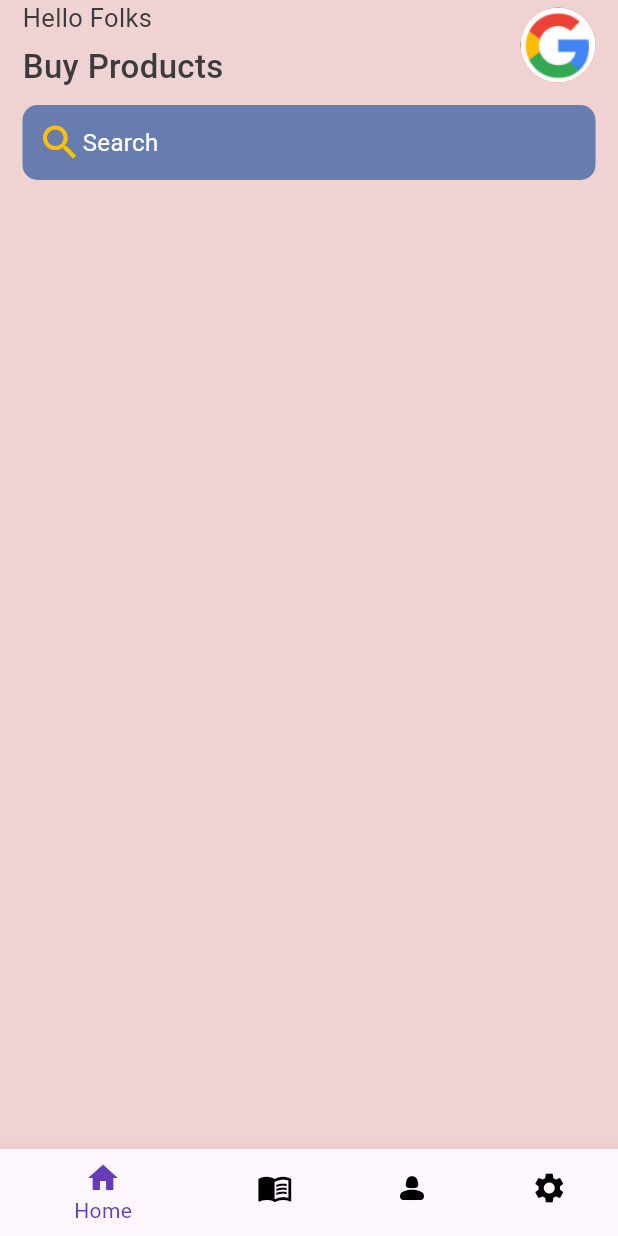
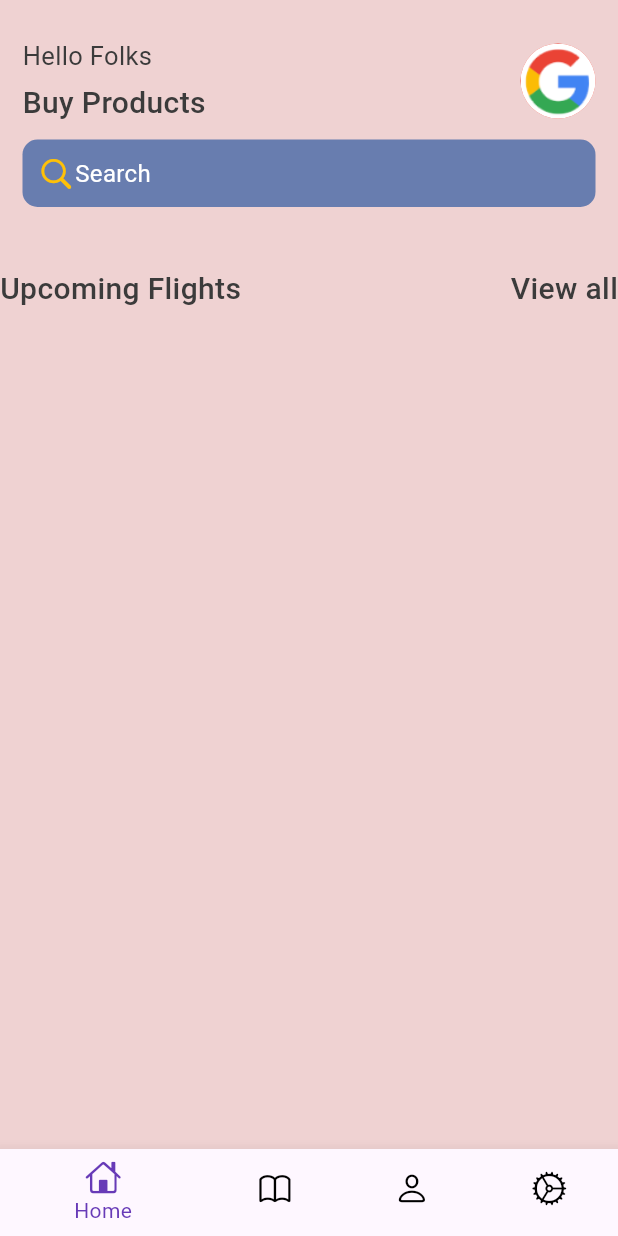
Before and after one commit to tarun1sisodia/Android-Studio-Flutter, a Flutter app: the screen it shows after launch, on a phone screen of 412 x 824 dp. Run offline on Flutter 3.47's test engine with Material 3 defaults, Android fonts, the light colour scheme and no system bars.

Commit message:
Something Change

```diff
--- a/checkup2/lib/Screens/home.dart
+++ b/checkup2/lib/Screens/home.dart
@@ -1,3 +1,5 @@
+import 'package:checkup2/base/widgets/app_widget.dart';
+import 'package:flutter/cupertino.dart';
 import 'package:flutter/material.dart';
 import 'package:checkup2/base/res/styles/app_styles.dart';
 
@@ -38,6 +40,9 @@ class _homeState extends State<home> {
       backgroundColor: const Color(0xFFEFD2D2),
       body: ListView(
         children: [
+          const SizedBox(
+            height: 25,
+          ),
           Container(
               padding: const EdgeInsets.symmetric(horizontal: 15),
 
@@ -97,8 +102,8 @@ class _homeState extends State<home> {
                         children: [
                           //Search Icon
                           const Icon(
-                            Icons.search,
-                            size: 30,
+                            CupertinoIcons.search,
+                            size: 25,
                             color: Colors.amber,
                           ),
                           // const SizedBox(width: 5),
@@ -112,10 +117,10 @@ class _homeState extends State<home> {
                   )
                 ],
               )),
-          const SizedBox(height: 20),
-          Container(
-            padding: const EdgeInsets.symmetric(horizontal: 10, vertical: 10),
-            // color: Colors.blueGrey,
+          const SizedBox(height: 40),
+          AppDoubleText(
+            bigtxt: 'Upcoming Flights',
+            smalltxt: 'View all',
           ),
         ],
       ),
--- a/checkup2/lib/Screens/menubook.dart
+++ b/checkup2/lib/Screens/menubook.dart
@@ -1,3 +1,4 @@
+import 'package:flutter/cupertino.dart';
 import 'package:flutter/material.dart';
 
 class menubook extends StatefulWidget {
@@ -13,8 +14,9 @@ class _menubookState extends State<menubook> {
     return Scaffold(
       appBar: AppBar(
         title: const Text("MenuBook"),
-        leading: const Icon(Icons.menu_book_sharp),
+        leading: const Icon(CupertinoIcons.book),
       ),
+      backgroundColor: const Color(0xFFEFD2D2),
       body: const Center(child: Text("Taru")),
     );
   }
--- a/checkup2/lib/Screens/profile.dart
+++ b/checkup2/lib/Screens/profile.dart
@@ -1,3 +1,4 @@
+import 'package:flutter/cupertino.dart';
 import 'package:flutter/material.dart';
 
 class profile extends StatefulWidget {
@@ -13,8 +14,9 @@ class _profileState extends State<profile> {
     return Scaffold(
       appBar: AppBar(
         title: const Text("Profile"),
-        leading: const Icon(Icons.person_off),
+        leading: const Icon(CupertinoIcons.person),
       ),
+      backgroundColor: const Color(0xFFEFD2D2),
       body: const Center(child: Text("Kashu")),
     );
   }
--- a/checkup2/lib/Screens/search.dart
+++ b/checkup2/lib/Screens/search.dart
@@ -1,3 +1,4 @@
+import 'package:flutter/cupertino.dart';
 import 'package:flutter/material.dart';
 
 class search extends StatefulWidget {
@@ -13,8 +14,9 @@ class _searchState extends State<search> {
     return Scaffold(
       appBar: AppBar(
         title: const Text("Search"),
-        leading: const Icon(Icons.search_off_rounded),
+        leading: Icon(CupertinoIcons.search),
       ),
+      backgroundColor: const Color(0xFFEFD2D2),
       body: const Center(child: Text("what")),
     );
   }
--- a/checkup2/lib/Screens/setting.dart
+++ b/checkup2/lib/Screens/setting.dart
@@ -1,3 +1,4 @@
+import 'package:flutter/cupertino.dart';
 import 'package:flutter/material.dart';
 
 class setting extends StatefulWidget {
@@ -13,8 +14,9 @@ class _settingState extends State<setting> {
     return Scaffold(
       appBar: AppBar(
         title: const Text("Settings"),
-        leading: const Icon(Icons.settings),
+        leading: const Icon(CupertinoIcons.settings),
       ),
+      backgroundColor: const Color(0xFFEFD2D2),
       body: const Center(child: Text("So")),
     );
   }
--- a/checkup2/lib/base/bottom_navigation_bar.dart
+++ b/checkup2/lib/base/bottom_navigation_bar.dart
@@ -1,5 +1,5 @@
 import 'package:flutter/material.dart';
-
+import 'package:flutter/cupertino.dart';
 import '../Screens/home.dart';
 import '../Screens/profile.dart';
 import '../Screens/setting.dart';
@@ -53,17 +53,17 @@ class _navbarState extends State<navbar> {
           //List of nav-bar icons
           items: const [
             BottomNavigationBarItem(
-              icon: Icon(Icons.home),
+              icon: Icon(CupertinoIcons.home),
               label: "Home",
             ),
             BottomNavigationBarItem(
-                icon: Icon(Icons.menu_book_outlined), label: "Menubook"),
+                icon: Icon(CupertinoIcons.book), label: "Menubook"),
             /*BottomNavigationBarItem(
                 icon: Icon(Icons.search_off_outlined), label: "Search"),*/
             BottomNavigationBarItem(
-                icon: Icon(Icons.person_2_rounded), label: "Profile"),
+                icon: Icon(CupertinoIcons.person), label: "Profile"),
             BottomNavigationBarItem(
-                icon: Icon(Icons.settings), label: "Settings"),
+                icon: Icon(CupertinoIcons.settings), label: "Settings"),
           ]),
     );
   }
--- a/checkup2/lib/base/res/styles/app_styles.dart
+++ b/checkup2/lib/base/res/styles/app_styles.dart
@@ -15,7 +15,7 @@ class AppStyles {
   //Text Style for 2nd.
   static TextStyle textStyle1 = TextStyle(
       fontWeight: FontWeight.w500,
-      fontSize: 22,
+      fontSize: 20,
       color: textcolor,
       fontFamily: 'Roboto');
 }
--- /dev/null
+++ b/checkup2/lib/base/widgets/app_widget.dart
@@ -0,0 +1,27 @@
+import 'package:checkup2/base/res/styles/app_styles.dart';
+import 'package:flutter/material.dart';
+
+class AppDoubleText extends StatelessWidget {
+  AppDoubleText({super.key, required this.bigtxt, required this.smalltxt});
+  final String bigtxt;
+  final String smalltxt;
+  @override
+  Widget build(BuildContext context) {
+    return Row(
+      mainAxisAlignment: MainAxisAlignment.spaceBetween,
+      children: [
+        Text(
+          bigtxt,
+          style: AppStyles.textStyle1,
+        ),
+        InkWell(
+          onTap: () {},
+          child: Text(
+            smalltxt,
+            style: AppStyles.textStyle1,
+          ),
+        )
+      ],
+    );
+  }
+}
```
